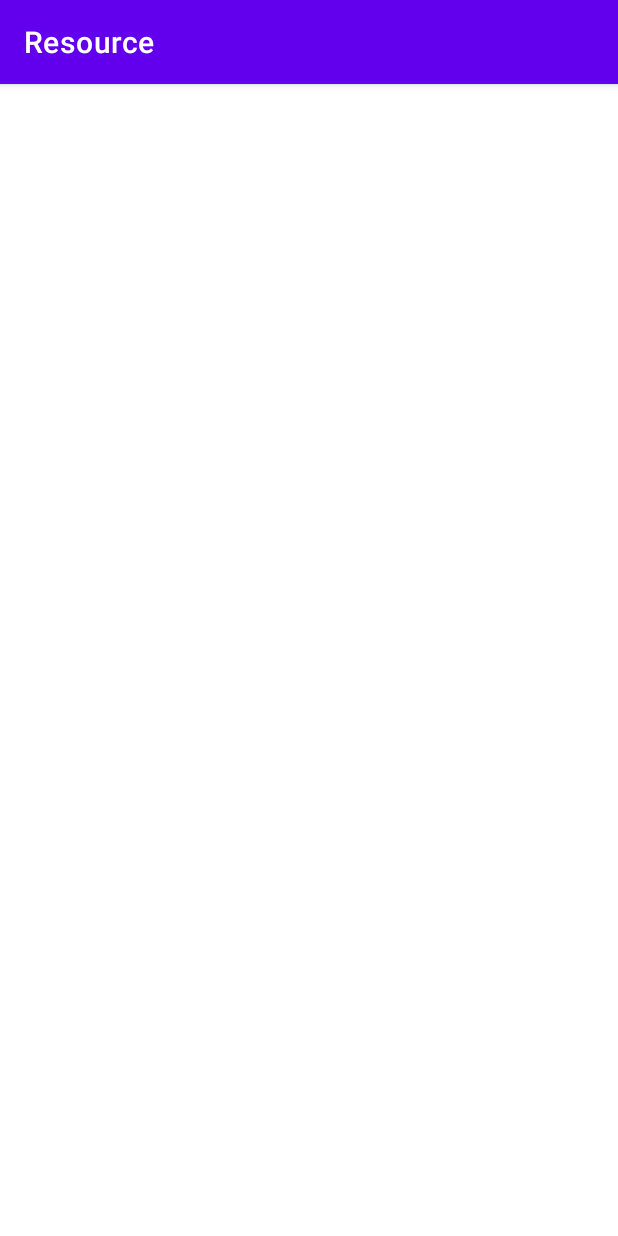
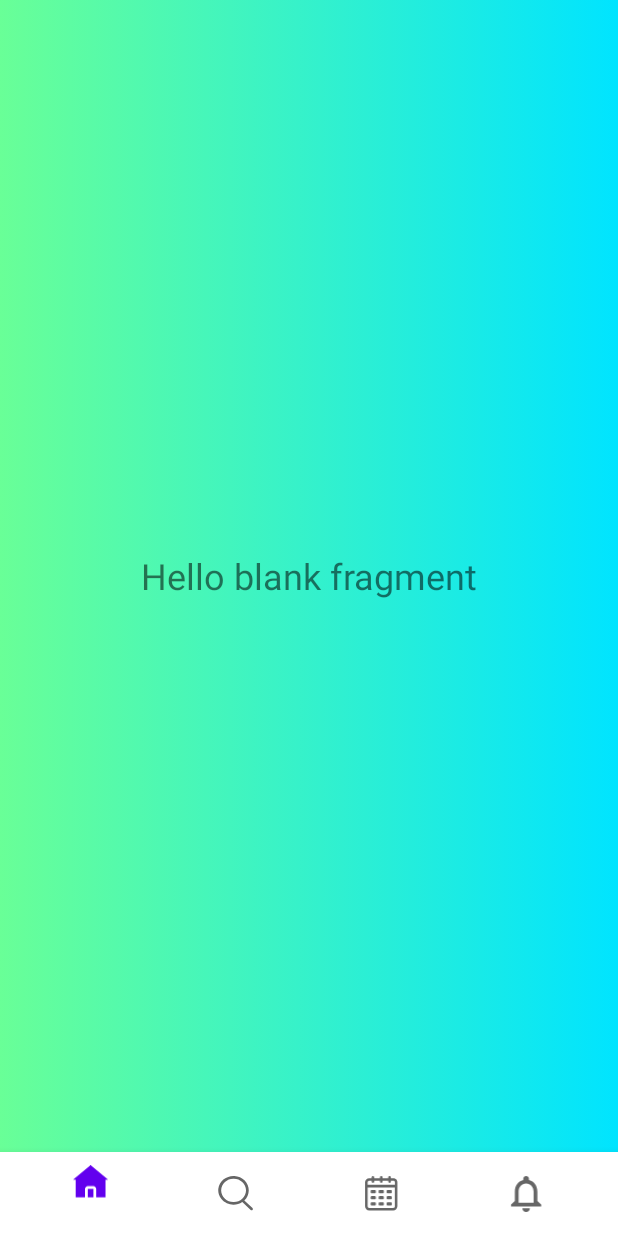
Before and after one commit to Osehi/Foodstuff, an Android app: the screen it shows after launch (MainActivity), on a phone screen of 412 x 824 dp. Run offline under Robolectric (Android 15) with nearby library versions, the phone set to English and light mode, and no system bars.

Commit message:
Added background

```diff
--- /dev/null
+++ b/app/src/main/res/drawable/gradient_bg.xml
@@ -0,0 +1,12 @@
+<?xml version="1.0" encoding="utf-8"?>
+<selector xmlns:android="http://schemas.android.com/apk/res/android">
+    <item>
+       <shape>
+           <gradient
+               android:angle="180"
+               android:startColor="@color/gradient_color2"
+               android:endColor="@color/gradient_color1"
+               />
+       </shape>
+    </item>
+</selector>
--- a/app/src/main/res/layout/activity_main.xml
+++ b/app/src/main/res/layout/activity_main.xml
@@ -4,7 +4,8 @@
     xmlns:tools="http://schemas.android.com/tools"
     android:layout_width="match_parent"
     android:layout_height="match_parent"
-    tools:context=".MainActivity">
+    tools:context=".MainActivity"
+    >
 
 
     <androidx.fragment.app.FragmentContainerView
@@ -27,5 +28,7 @@
         app:layout_constraintEnd_toEndOf="parent"
         app:layout_constraintStart_toStartOf="parent"
         app:layout_constraintTop_toBottomOf="@id/mainActivity_fragmentContainerView"
+        android:background="@color/white"
+        app:menu="@menu/bottom_nav"
         />
 </androidx.constraintlayout.widget.ConstraintLayout>
--- a/app/src/main/res/layout/fragment_calendar.xml
+++ b/app/src/main/res/layout/fragment_calendar.xml
@@ -5,10 +5,12 @@
     android:layout_height="match_parent"
     tools:context=".features.calendar.CalendarFragment">
 
-    <!-- TODO: Update blank fragment layout -->
+
     <TextView
         android:layout_width="match_parent"
         android:layout_height="match_parent"
-        android:text="@string/hello_blank_fragment" />
+        android:gravity="center_horizontal|center_vertical"
+        android:textSize="24sp"
+        android:text="@string/calender_fragment" />
 
 </FrameLayout>
--- a/app/src/main/res/layout/fragment_home.xml
+++ b/app/src/main/res/layout/fragment_home.xml
@@ -3,12 +3,16 @@
     xmlns:tools="http://schemas.android.com/tools"
     android:layout_width="match_parent"
     android:layout_height="match_parent"
-    tools:context=".features.home.HomeFragment">
+    tools:context=".features.home.HomeFragment"
+    android:background="@drawable/gradient_bg"
+    >
 
-    <!-- TODO: Update blank fragment layout -->
+
     <TextView
         android:layout_width="match_parent"
         android:layout_height="match_parent"
+        android:gravity="center_horizontal|center_vertical"
+        android:textSize="24sp"
         android:text="@string/hello_blank_fragment" />
 
 </FrameLayout>
--- a/app/src/main/res/layout/fragment_notification.xml
+++ b/app/src/main/res/layout/fragment_notification.xml
@@ -5,10 +5,12 @@
     android:layout_height="match_parent"
     tools:context=".features.notification.NotificationFragment">
 
-    <!-- TODO: Update blank fragment layout -->
+
     <TextView
         android:layout_width="match_parent"
         android:layout_height="match_parent"
-        android:text="@string/hello_blank_fragment" />
+        android:gravity="center_horizontal|center_vertical"
+        android:textSize="24sp"
+        android:text="@string/notification_fragment" />
 
 </FrameLayout>
--- a/app/src/main/res/layout/fragment_search.xml
+++ b/app/src/main/res/layout/fragment_search.xml
@@ -5,10 +5,12 @@
     android:layout_height="match_parent"
     tools:context=".features.search.SearchFragment">
 
-    <!-- TODO: Update blank fragment layout -->
+
     <TextView
         android:layout_width="match_parent"
         android:layout_height="match_parent"
-        android:text="@string/hello_blank_fragment" />
+        android:gravity="center_horizontal|center_vertical"
+        android:textSize="24sp"
+        android:text="@string/search_fragment" />
 
 </FrameLayout>
--- a/app/src/main/res/menu/bottom_nav.xml
+++ b/app/src/main/res/menu/bottom_nav.xml
@@ -1,16 +1,20 @@
 <?xml version="1.0" encoding="utf-8"?>
 <menu xmlns:android="http://schemas.android.com/apk/res/android">
 
-    <item android:title="Home"
+    <item
+        android:id="@+id/homeFragment"
         android:icon="@drawable/ic_homeicon"
         />
-    <item android:title="Search"
+    <item
+        android:id="@+id/searchFragment"
         android:icon="@drawable/ic_searchicon"
         />
-    <item android:title="Calendar"
+    <item
+        android:id="@+id/calendarFragment"
         android:icon="@drawable/ic_calendar"
         />
-    <item android:title="Notification"
+    <item
+        android:id="@+id/notificationFragment"
         android:icon="@drawable/ic_notificationbell"
         />
 </menu>
--- a/app/src/main/res/navigation/resource_nav_graph.xml
+++ b/app/src/main/res/navigation/resource_nav_graph.xml
@@ -1,6 +1,28 @@
 <?xml version="1.0" encoding="utf-8"?>
 <navigation xmlns:android="http://schemas.android.com/apk/res/android"
     xmlns:app="http://schemas.android.com/apk/res-auto"
-    android:id="@+id/resource_nav_graph">
+    xmlns:tools="http://schemas.android.com/tools"
+    android:id="@+id/resource_nav_graph"
+    app:startDestination="@id/homeFragment">
 
+    <fragment
+        android:id="@+id/homeFragment"
+        android:name="com.polish.resource.features.home.HomeFragment"
+        android:label="fragment_home"
+        tools:layout="@layout/fragment_home" />
+    <fragment
+        android:id="@+id/searchFragment"
+        android:name="com.polish.resource.features.search.SearchFragment"
+        android:label="fragment_search"
+        tools:layout="@layout/fragment_search" />
+    <fragment
+        android:id="@+id/calendarFragment"
+        android:name="com.polish.resource.features.calendar.CalendarFragment"
+        android:label="fragment_calendar"
+        tools:layout="@layout/fragment_calendar" />
+    <fragment
+        android:id="@+id/notificationFragment"
+        android:name="com.polish.resource.features.notification.NotificationFragment"
+        android:label="fragment_notification"
+        tools:layout="@layout/fragment_notification" />
 </navigation>
--- a/app/src/main/res/values-night/themes.xml
+++ b/app/src/main/res/values-night/themes.xml
@@ -1,6 +1,6 @@
 <resources xmlns:tools="http://schemas.android.com/tools">
     <!-- Base application theme. -->
-    <style name="Theme.Resource" parent="Theme.MaterialComponents.DayNight.DarkActionBar">
+    <style name="Theme.Resource" parent="Theme.MaterialComponents.DayNight.NoActionBar.Bridge">
         <!-- Primary brand color. -->
         <item name="colorPrimary">@color/purple_200</item>
         <item name="colorPrimaryVariant">@color/purple_700</item>
--- a/app/src/main/res/values/colors.xml
+++ b/app/src/main/res/values/colors.xml
@@ -7,4 +7,6 @@
     <color name="teal_700">#FF018786</color>
     <color name="black">#FF000000</color>
     <color name="white">#FFFFFFFF</color>
+    <color name="gradient_color1">#69FF97</color>
+    <color name="gradient_color2">#00E4FF</color>
 </resources>
--- a/app/src/main/res/values/strings.xml
+++ b/app/src/main/res/values/strings.xml
@@ -1,5 +1,9 @@
 <resources>
     <string name="app_name">Resource</string>
-    <!-- TODO: Remove or change this placeholder text -->
+
     <string name="hello_blank_fragment">Hello blank fragment</string>
+    <string name="calender_fragment">Calendar</string>
+    <string name="home_fragment">Home</string>
+    <string name="search_fragment">Search</string>
+    <string name="notification_fragment">Notification</string>
 </resources>
--- a/app/src/main/res/values/themes.xml
+++ b/app/src/main/res/values/themes.xml
@@ -1,6 +1,6 @@
 <resources xmlns:tools="http://schemas.android.com/tools">
     <!-- Base application theme. -->
-    <style name="Theme.Resource" parent="Theme.MaterialComponents.DayNight.DarkActionBar">
+    <style name="Theme.Resource" parent="Theme.MaterialComponents.DayNight.NoActionBar.Bridge">
         <!-- Primary brand color. -->
         <item name="colorPrimary">@color/purple_500</item>
         <item name="colorPrimaryVariant">@color/purple_700</item>
```
Also changed, not shown: app/src/main/java/com/polish/resource/features/search/SearchFragment.kt (+3 -11 lines).
